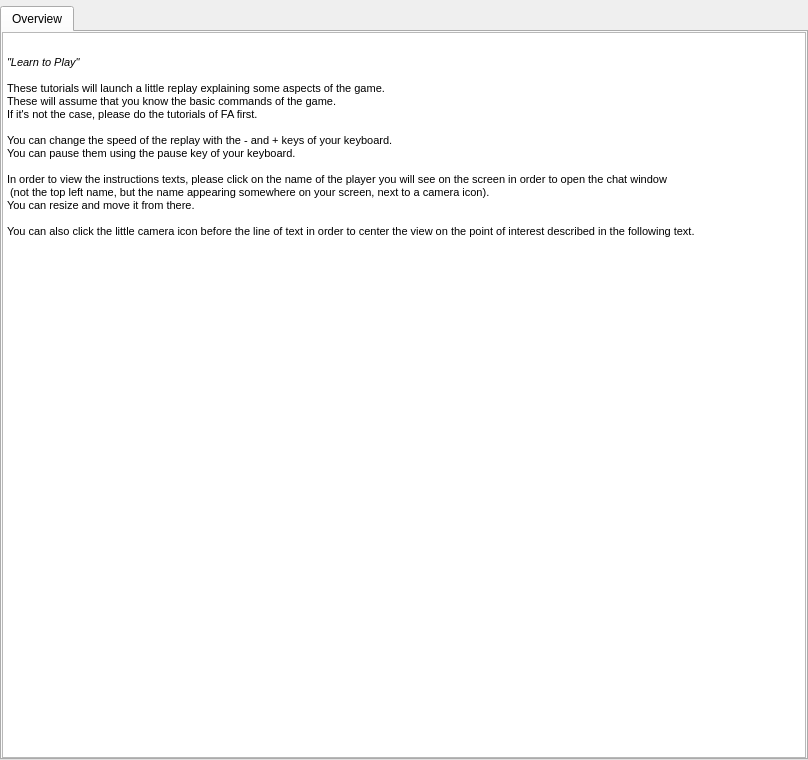
Old version of the form src/_res/tutorials/tutorials.ui in the repository FAForever/client.
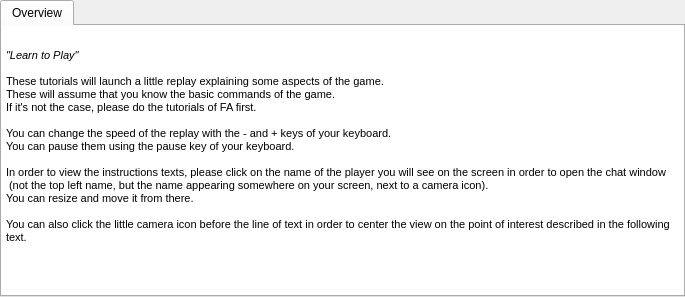
New version of the form.

Commit message: Unified some margins and simplified the Tutorials UI code.

Diff of the .ui file:
```diff
--- a/src/_res/tutorials/tutorials.ui
+++ b/src/_res/tutorials/tutorials.ui
@@ -1,61 +1,37 @@
 <?xml version="1.0" encoding="UTF-8"?>
 <ui version="4.0">
- <class>tutorials</class>
- <widget class="QWidget" name="tutorials">
+ <class>topTabs</class>
+ <widget class="QTabWidget" name="topTabs">
   <property name="geometry">
    <rect>
     <x>0</x>
     <y>0</y>
-    <width>808</width>
-    <height>760</height>
+    <width>685</width>
+    <height>297</height>
    </rect>
   </property>
-  <property name="sizePolicy">
-   <sizepolicy hsizetype="Expanding" vsizetype="Expanding">
-    <horstretch>0</horstretch>
-    <verstretch>0</verstretch>
-   </sizepolicy>
-  </property>
   <property name="windowTitle">
    <string>Form</string>
   </property>
-  <layout class="QVBoxLayout" name="stackLayout">
-   <property name="margin">
+  <property name="currentIndex">
     <number>0</number>
-   </property>
-   <item>
-    <widget class="QFrame" name="frame">
-     <property name="frameShape">
-      <enum>QFrame::NoFrame</enum>
-     </property>
-     <property name="frameShadow">
-      <enum>QFrame::Plain</enum>
-     </property>
-     <property name="lineWidth">
-      <number>0</number>
-     </property>
-     <layout class="QGridLayout" name="gridLayout">
-      <property name="margin">
-       <number>0</number>
-      </property>
-     </layout>
-    </widget>
-   </item>
-   <item>
-    <widget class="QTabWidget" name="topTabs">
-     <property name="movable">
-      <bool>false</bool>
      </property>
      <widget class="QWidget" name="tab">
       <attribute name="title">
        <string>Overview</string>
       </attribute>
-      <layout class="QGridLayout" name="gridLayout_3">
+   <layout class="QGridLayout" name="gridLayout">
        <property name="margin">
         <number>0</number>
        </property>
        <item row="0" column="0">
         <widget class="QTextEdit" name="textEdit">
+      <property name="frameShape">
+       <enum>QFrame::NoFrame</enum>
+      </property>
+      <property name="lineWidth">
+       <number>0</number>
+      </property>
          <property name="readOnly">
           <bool>true</bool>
          </property>
@@ -84,9 +60,6 @@
        </item>
       </layout>
      </widget>
-    </widget>
-   </item>
-  </layout>
  </widget>
  <resources/>
  <connections/>
```
Left out of the diff: 2 changed lines with no effect on the pictures. Lines whose indentation alone changed are shown as unchanged. The commit also changes 3 other files.
